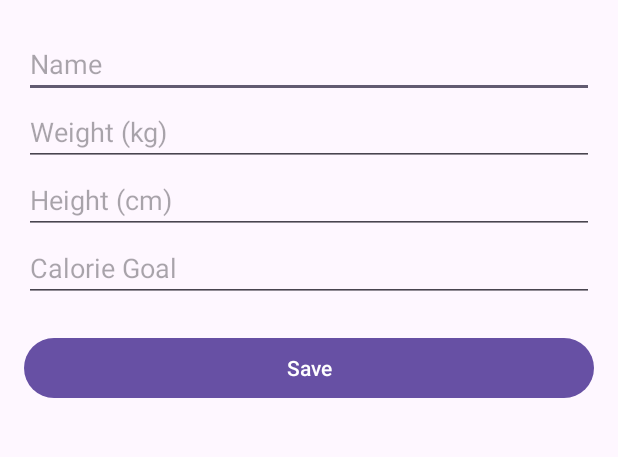
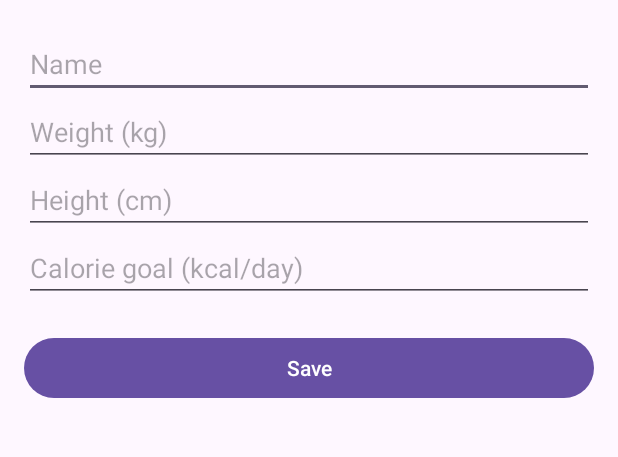
Before and after one commit to andresruiiz/FoodCalendar, an Android app built with Jetpack Compose: the screen it shows after launch (MainActivity), on a phone screen of 412 x 824 dp, the part 93-550 px from its top. Run offline under Robolectric (Android 15) with nearby library versions, the phone set to English and light mode, and no system bars.

Commit message:
Deleted profile button from main activity
Co-Authored-By: Mel-Nicolo <124881113+Mel-Nicolo@users.noreply.github.com>

```diff
--- a/app/src/main/java/es/uma/foodcalendar/MainActivity.kt
+++ b/app/src/main/java/es/uma/foodcalendar/MainActivity.kt
@@ -31,14 +31,6 @@ class MainActivity : AppCompatActivity() {
         val heightInput = findViewById<EditText>(R.id.heightInput)
         val calorieGoalInput = findViewById<EditText>(R.id.calorieGoalInput)
         val saveButton = findViewById<Button>(R.id.saveButton)
-        val fabProfile = findViewById<FloatingActionButton>(R.id.fab_profile)
-
-        // Check if data is already saved.
-        if (userExists(sharedPreferences)) {
-            fabProfile.show()
-        } else {
-            fabProfile.hide()
-        }
 
         saveButton.setOnClickListener {
             val name = nameInput.text.toString()
@@ -56,9 +48,6 @@ class MainActivity : AppCompatActivity() {
 
                 Toast.makeText(this, R.string.user_data_saved, Toast.LENGTH_SHORT).show()
 
-                // Show the floating action button
-                fabProfile.show()
-
                 // Navigate to DailySummaryActivity (next step)
                 val intent = Intent(this, DailySummaryActivity::class.java)
                 startActivity(intent)
@@ -66,12 +55,6 @@ class MainActivity : AppCompatActivity() {
             } else {
                 Toast.makeText(this, R.string.complete_fields, Toast.LENGTH_SHORT).show()
             }
-        }
-
-        // Listener for the floating action button to navigate to ProfileActivity
-        fabProfile.setOnClickListener {
-            val intent = Intent(this, ProfileActivity::class.java)
-            startActivity(intent)
         }
     }
 
--- a/app/src/main/res/layout/activity_main.xml
+++ b/app/src/main/res/layout/activity_main.xml
@@ -49,13 +49,4 @@
         android:text="@string/save"
         android:layout_marginTop="20dp" />
 
-    <com.google.android.material.floatingactionbutton.FloatingActionButton
-    android:id="@+id/fab_profile"
-    android:layout_width="wrap_content"
-    android:layout_height="wrap_content"
-    android:layout_gravity="bottom|end"
-    android:layout_margin="16dp"
-    android:src="@drawable/ic_profile"
-    android:visibility="gone" />
-
 </LinearLayout>
--- a/app/src/main/res/values/strings.xml
+++ b/app/src/main/res/values/strings.xml
@@ -48,7 +48,7 @@
     <string name="user_name">User Name</string>
     <string name="user_weight">Weight: %1$d kg</string>
     <string name="user_height">Height: %1$d cm</string>
-    <string name="calorie_goal">Calorie Goal</string>
+    <string name="calorie_goal">Calorie goal (kcal/day)</string>
     <string name="save_button">Save</string>
     <string name="calorie_goal_updated">Calorie goal updated</string>
     <string name="food_added">Food added successfully</string>
```
Also changed, not shown: 1 other file.
